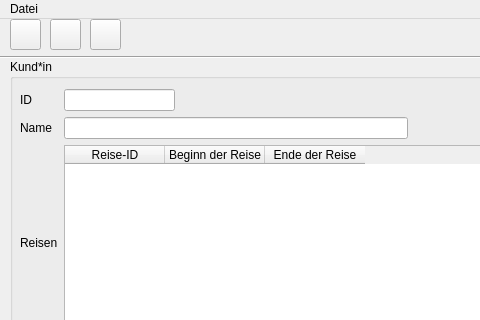
Old version of the form travelagencyui.ui in the repository pchiu02/pg2Praktikum_Malcherek; both pictures show x 0 to 480 and y 0 to 320 of the 1177 by 771 pixel window.
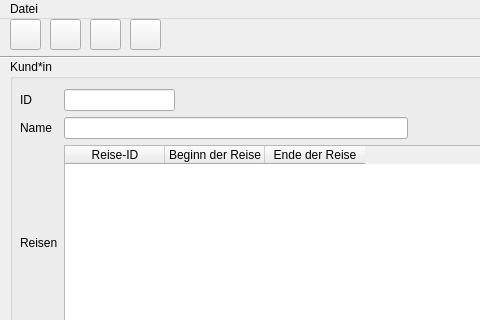
New version of the form. Icons and pictures are not drawn.

Diff of the .ui file:
```diff
--- a/travelagencyui.ui
+++ b/travelagencyui.ui
@@ -319,6 +319,19 @@
       <normaloff>saveIcon.png</normaloff>saveIcon.png</iconset>
     </property>
    </widget>
+   <widget class="QPushButton" name="ergebnisse">
+    <property name="geometry">
+     <rect>
+      <x>130</x>
+      <y>0</y>
+      <width>31</width>
+      <height>31</height>
+     </rect>
+    </property>
+    <property name="text">
+     <string/>
+    </property>
+   </widget>
   </widget>
   <widget class="QMenuBar" name="menubar">
    <property name="geometry">
```
Left out of the diff: 2 changed lines with no effect on the pictures.
